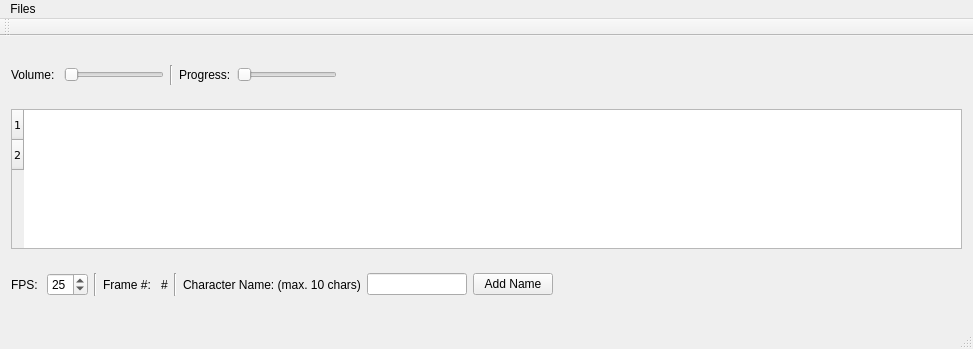
This is mainwindow.ui in davidlamhauge/dalipsync as Qt 5 draws it before an edit. The edited form follows.
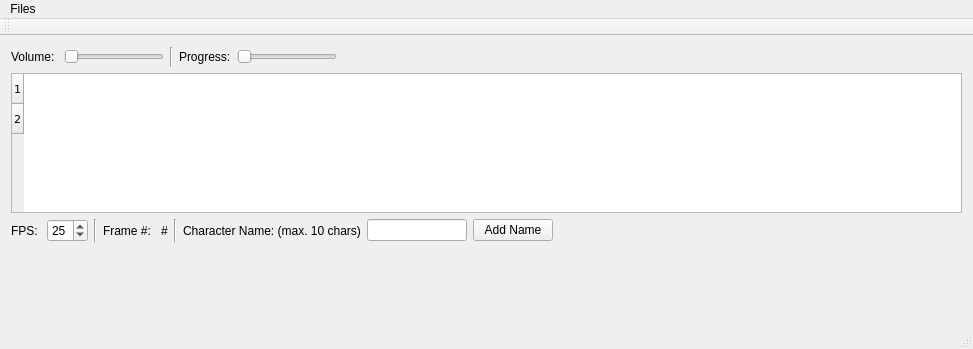
This is the edited form.

Patch:
```diff
--- a/mainwindow.ui
+++ b/mainwindow.ui
@@ -210,6 +210,19 @@
       </item>
      </layout>
     </item>
+    <item>
+     <spacer name="verticalSpacer">
+      <property name="orientation">
+       <enum>Qt::Vertical</enum>
+      </property>
+      <property name="sizeHint" stdset="0">
+       <size>
+        <width>20</width>
+        <height>40</height>
+       </size>
+      </property>
+     </spacer>
+    </item>
    </layout>
   </widget>
   <widget class="QMenuBar" name="menuBar">
```
